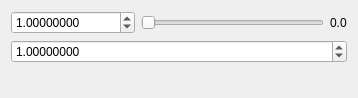
Above: polylaue/ui/resources/ui/burn_dialog.ui from PolyLaue/PolyLaue before the change. Below: the same form after it.
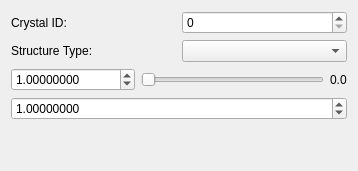
That is the form after the change. Custom widgets are drawn as their Qt base class.

Commit message:
Move structure type into burn dialog
This also lets the user manually specify the crystal ID to be used
for the burn reflections.

Additionally, the ABC matrix file must be located at the root level of
the project directory. It is not longer selectable.

Diff of the .ui file:
```diff
--- a/polylaue/ui/resources/ui/burn_dialog.ui
+++ b/polylaue/ui/resources/ui/burn_dialog.ui
@@ -7,51 +7,14 @@
     <x>0</x>
     <y>0</y>
     <width>358</width>
-    <height>98</height>
+    <height>171</height>
    </rect>
   </property>
   <property name="windowTitle">
    <string>Burn Reflections</string>
   </property>
   <layout class="QGridLayout" name="gridLayout">
-   <item row="0" column="0" colspan="2">
-    <layout class="QHBoxLayout" name="horizontalLayout">
-     <item>
-      <widget class="ScientificDoubleSpinBox" name="max_dmin">
-       <property name="keyboardTracking">
-        <bool>false</bool>
-       </property>
-       <property name="decimals">
-        <number>8</number>
-       </property>
-       <property name="maximum">
-        <double>100000.000000000000000</double>
-       </property>
-       <property name="value">
-        <double>1.000000000000000</double>
-       </property>
-      </widget>
-     </item>
-     <item>
-      <widget class="QSlider" name="dmin_slider">
-       <property name="maximum">
-        <number>100</number>
-       </property>
-       <property name="orientation">
-        <enum>Qt::Horizontal</enum>
-       </property>
-      </widget>
-     </item>
-     <item>
-      <widget class="QLabel" name="min_dmin">
-       <property name="text">
-        <string>0.0</string>
-       </property>
-      </widget>
-     </item>
-    </layout>
-   </item>
-   <item row="2" column="0" colspan="2">
+   <item row="5" column="0" colspan="2">
     <spacer name="vertical_spacer">
      <property name="orientation">
       <enum>Qt::Vertical</enum>
@@ -64,7 +27,17 @@
      </property>
     </spacer>
    </item>
-   <item row="1" column="0" colspan="2">
+   <item row="1" column="1">
+    <widget class="QSpinBox" name="crystal_id">
+     <property name="toolTip">
+      <string>&lt;html&gt;&lt;head/&gt;&lt;body&gt;&lt;p&gt;Set the crystal ID that these reflections will correspond to. Existings reflections with this crystal ID will be overwritten when the structure type or dmin are modified.&lt;/p&gt;&lt;p&gt;&lt;br/&gt;&lt;/p&gt;&lt;p&gt;If this crystal ID does not already exist within the reflections HDF5 file, a new entry will be made using the current ABC matrix as the parameters.&lt;/p&gt;&lt;/body&gt;&lt;/html&gt;</string>
+     </property>
+     <property name="maximum">
+      <number>100000</number>
+     </property>
+    </widget>
+   </item>
+   <item row="4" column="0" colspan="2">
     <widget class="ScientificDoubleSpinBox" name="dmin_value">
      <property name="keyboardTracking">
       <bool>false</bool>
@@ -80,6 +53,79 @@
      </property>
     </widget>
    </item>
+   <item row="1" column="0">
+    <widget class="QLabel" name="crystal_id_label">
+     <property name="toolTip">
+      <string>&lt;html&gt;&lt;head/&gt;&lt;body&gt;&lt;p&gt;Set the crystal ID that these reflections will correspond to. Existings reflections with this crystal ID will be overwritten when the structure type or dmin are modified.&lt;/p&gt;&lt;p&gt;&lt;br/&gt;&lt;/p&gt;&lt;p&gt;If this crystal ID does not already exist within the reflections HDF5 file, a new entry will be made using the current ABC matrix as the parameters.&lt;/p&gt;&lt;/body&gt;&lt;/html&gt;</string>
+     </property>
+     <property name="text">
+      <string>Crystal ID:</string>
+     </property>
+    </widget>
+   </item>
+   <item row="3" column="0" colspan="2">
+    <layout class="QHBoxLayout" name="horizontalLayout">
+     <item>
+      <widget class="ScientificDoubleSpinBox" name="max_dmin">
+       <property name="toolTip">
+        <string>&lt;html&gt;&lt;head/&gt;&lt;body&gt;&lt;p&gt;Maximum value for the burn slider.&lt;/p&gt;&lt;/body&gt;&lt;/html&gt;</string>
+       </property>
+       <property name="keyboardTracking">
+        <bool>false</bool>
+       </property>
+       <property name="decimals">
+        <number>8</number>
+       </property>
+       <property name="maximum">
+        <double>100000.000000000000000</double>
+       </property>
+       <property name="value">
+        <double>1.000000000000000</double>
+       </property>
+      </widget>
+     </item>
+     <item>
+      <widget class="QSlider" name="dmin_slider">
+       <property name="toolTip">
+        <string>&lt;html&gt;&lt;head/&gt;&lt;body&gt;&lt;p&gt;The burn slider. Edit this to visualize changes in predicted reflections.&lt;/p&gt;&lt;/body&gt;&lt;/html&gt;</string>
+       </property>
+       <property name="maximum">
+        <number>100</number>
+       </property>
+       <property name="orientation">
+        <enum>Qt::Horizontal</enum>
+       </property>
+      </widget>
+     </item>
+     <item>
+      <widget class="QLabel" name="min_dmin">
+       <property name="toolTip">
+        <string>&lt;html&gt;&lt;head/&gt;&lt;body&gt;&lt;p&gt;The minimum value for the burn slider is always 0.&lt;/p&gt;&lt;/body&gt;&lt;/html&gt;</string>
+       </property>
+       <property name="text">
+        <string>0.0</string>
+       </property>
+      </widget>
+     </item>
+    </layout>
+   </item>
+   <item row="2" column="0">
+    <widget class="QLabel" name="structure_type_label">
+     <property name="toolTip">
+      <string>&lt;html&gt;&lt;head/&gt;&lt;body&gt;&lt;p&gt;Set the structure type used when burning reflections.&lt;/p&gt;&lt;/body&gt;&lt;/html&gt;</string>
+     </property>
+     <property name="text">
+      <string>Structure Type:</string>
+     </property>
+    </widget>
+   </item>
+   <item row="2" column="1">
+    <widget class="QComboBox" name="structure_type">
+     <property name="toolTip">
+      <string>&lt;html&gt;&lt;head/&gt;&lt;body&gt;&lt;p&gt;Set the structure type used when burning reflections.&lt;/p&gt;&lt;/body&gt;&lt;/html&gt;</string>
+     </property>
+    </widget>
+   </item>
   </layout>
  </widget>
  <customwidgets>
```
Left out of the diff: 5 changed lines with no effect on the pictures. The commit also changes 4 other files.
